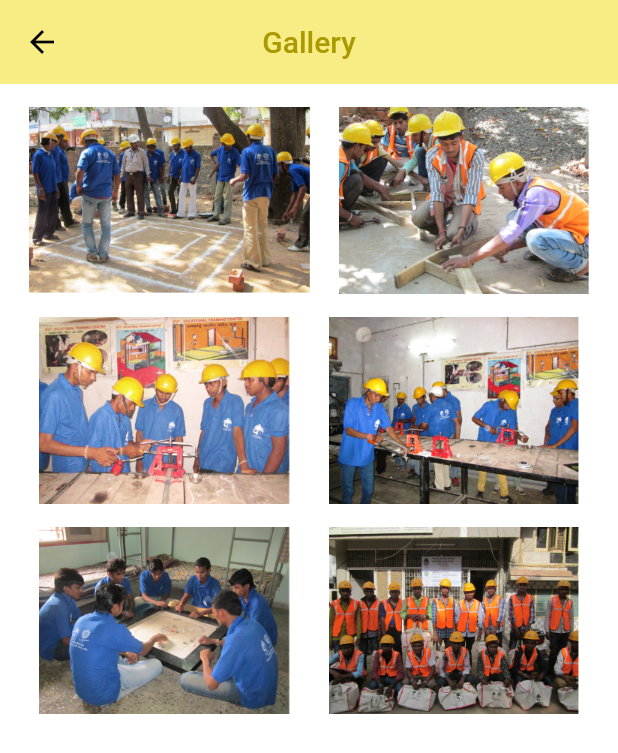
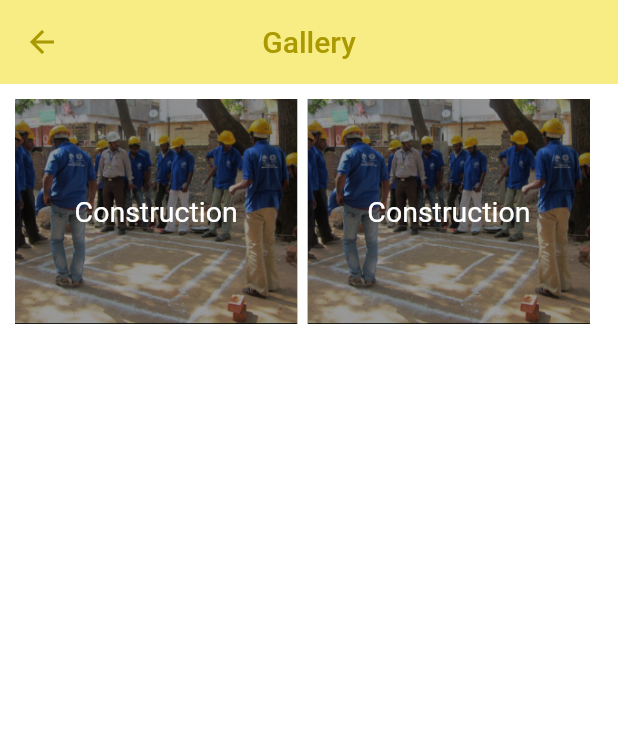
Before and after one commit to ronak197/GVT-Dahod, a Flutter app: the screen it shows after launch, in the side drawer, after a tap on "Gallery", on a phone screen of 412 x 824 dp. Shown: the top 753 px of the screen. Run offline on Flutter 3.47's test engine with Material 2 defaults, Android fonts, the phone set to English and light mode, and no system bars; our stand-ins replace carousel_slider, cloud_firestore, firebase_auth; accounts and stored records are empty.

Commit message:
Added Gallery page ui

```diff
--- a/lib/gallery.dart
+++ b/lib/gallery.dart
@@ -1,6 +1,7 @@
 import 'package:flutter/material.dart';
 
 class GalleryPage extends StatelessWidget {
+
 
   @override
   Widget build(BuildContext context) {
@@ -11,56 +12,65 @@ class GalleryPage extends StatelessWidget {
           title: Text('Gallery', style: TextStyle(color: Color(0xffAA9900)),),
           elevation: 0.0,
           centerTitle: true,
+          leading: IconButton(
+            icon: Icon(Icons.arrow_back),
+            color: Color(0xffaa9900),
+            onPressed: () {
+              Navigator.pop(context);
+            },
+          ),
         ),
-        body: Table(
-          children: [
-            TableRow(children: [
-              TableCell(
-                child: Row(
-                  mainAxisAlignment: MainAxisAlignment.spaceEvenly,
-                  children: <Widget>[
-                    Container(
-                      padding: EdgeInsets.only(top: 15.0),
-                      child: Image.asset('assets/image1.png',scale: 2, fit: BoxFit.fill,)),
-                    Container(
-                      padding: EdgeInsets.only(top: 15.0),
-                      child: Image.asset('assets/image2.png',scale: 2, fit: BoxFit.fill,))
-                  ],
+        body: Container(
+          margin: EdgeInsets.all(10.0),
+          child: SingleChildScrollView(
+            child: Wrap(
+              runSpacing: 7.0,
+              spacing: 7.0,
+              children: <Widget>[
+                Hero(
+                  child: FractionallySizedBox(
+                    child: Container(
+                      child: Text("Construction", style: TextStyle(color: Colors.white, fontSize: 19.0),),
+                      decoration: BoxDecoration(
+                        color: Colors.black,
+                        image: DecorationImage(
+                          fit: BoxFit.cover,
+                          image: AssetImage("assets/image1.png"),
+                          colorFilter: ColorFilter.mode(Colors.black.withOpacity(0.4), BlendMode.srcOver)
+                        ),
+                      ),
+                      height: 150.0,
+                      alignment: Alignment.center,
+                      padding: EdgeInsets.all(10.0),
+                    ),
+                    widthFactor: 0.48,
+                  ),
+                  tag: 'construction',
                 ),
-              ),
-            ]),
-            TableRow(children: [
-              TableCell(
-                child: Row(
-                  mainAxisAlignment: MainAxisAlignment.spaceEvenly,
-                  children: <Widget>[
-                    Container(
-                      padding: EdgeInsets.only(top: 15.0),
-                      child: Image.asset('assets/image3.png',scale: 2, fit: BoxFit.fill,)),
-                    Container(
-                      padding: EdgeInsets.only(top: 15.0),
-                      child: Image.asset('assets/image4.png',scale: 2, fit: BoxFit.fill,))
-                  ],
+                Hero(
+                  child: FractionallySizedBox(
+                    child: Container(
+                      child: Text("Construction", style: TextStyle(color: Colors.white, fontSize: 19.0),),
+                      decoration: BoxDecoration(
+                        color: Colors.black,
+                        image: DecorationImage(
+                            fit: BoxFit.cover,
+                            image: AssetImage("assets/image1.png"),
+                            colorFilter: ColorFilter.mode(Colors.black.withOpacity(0.4), BlendMode.srcOver)
+                        ),
+                      ),
+                      height: 150.0,
+                      alignment: Alignment.center,
+                      padding: EdgeInsets.all(10.0),
+                    ),
+                    widthFactor: 0.48,
+                  ),
+                  tag: 'construction',
                 ),
-              ),
-            ]),
-            TableRow(children: [
-              TableCell(
-                child: Row(
-                  mainAxisAlignment: MainAxisAlignment.spaceEvenly,
-                  children: <Widget>[
-                    Container(
-                      padding: EdgeInsets.only(top: 15.0),
-                      child: Image.asset('assets/image5.png',scale: 2, fit: BoxFit.fill,)),
-                    Container(
-                      padding: EdgeInsets.only(top: 15.0),
-                      child: Image.asset('assets/image6.png',scale: 2, fit: BoxFit.fill,))
-                  ],
-                ),
-              ),
-            ]),
-          ],
-        )
+              ],
+            ),
+          ),
+        ),
     );
   }
 }
--- a/lib/main.dart
+++ b/lib/main.dart
@@ -7,6 +7,7 @@ import 'package:gvtdahod/loginpage_worker.dart';
 import 'package:gvtdahod/loginpage_company.dart';
 import 'package:gvtdahod/gallery.dart';
 import 'package:gvtdahod/company_registration.dart';
+import 'package:gvtdahod/profilepage.dart';
 
 void main() => runApp(MyApp());
 
@@ -61,6 +62,12 @@ class _HomePageState extends State<HomePage> {
           child: ListView(
             children: <Widget>[
               DrawerHeader(
+                child: InkWell(
+                  onTap: () {
+                    Navigator.of(context).push(
+                      MaterialPageRoute(builder: (context) => ProfilePage())
+                    );
+                  },
                   child: new Column(
                     crossAxisAlignment: CrossAxisAlignment.start,
                     children: <Widget>[
@@ -75,6 +82,7 @@ class _HomePageState extends State<HomePage> {
                       new Padding(padding: EdgeInsetsDirectional.only(top: 5.0)),
                       new Text("abcd@gmail.com",style: TextStyle(color: Colors.grey,fontSize: 11.0),),
                     ],
+                  ),
                 ),
               ),
               Container(
@@ -103,7 +111,7 @@ class _HomePageState extends State<HomePage> {
                   },
                   child: Row(
                     children: <Widget>[
-                      Icon(Icons.person_pin, color: Color(0xffD9D24B), size: 22.0,),
+                      Icon(Icons.account_circle, color: Color(0xffD9D24B), size: 22.0,),
                       Container(
                         padding: EdgeInsets.only(left: 10.0),
                         child: Text("Login for Candidate"),
--- a/lib/profilepage.dart
+++ b/lib/profilepage.dart
@@ -9,6 +9,13 @@ class ProfilePage extends StatelessWidget {
         backgroundColor: Color(0xffF8ED85),
         title: Text("Profile", style: TextStyle(color: Color(0xffAA9900)),),
         elevation: 0.0,
+        leading: IconButton(
+          icon: Icon(Icons.arrow_back),
+          color: Color(0xffaa9900),
+          onPressed: () {
+            Navigator.pop(context);
+          },
+        ),
         centerTitle: true,
       ),
       floatingActionButton: FloatingActionButton(
```
Lines whose indentation alone changed are shown as unchanged.
